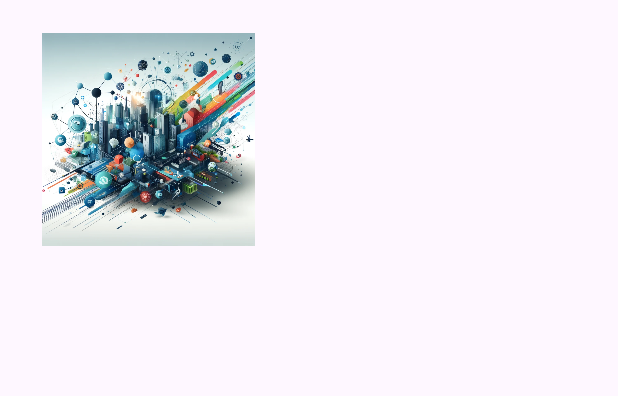
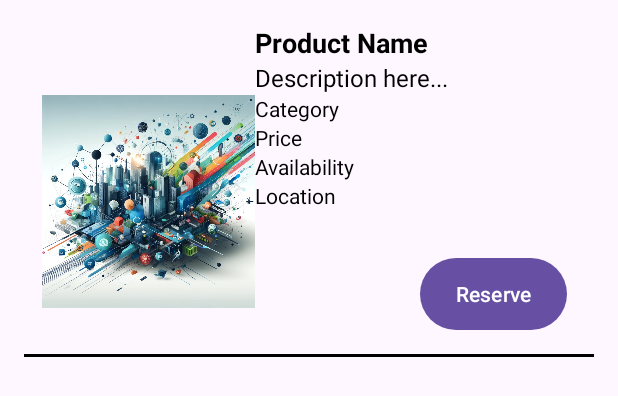
Before and after one commit to iir-projets/Online-Booking-Service, an Android app: the layout product_item.xml on its own in the app's theme, with its tools: preview values and no code run, on a phone screen of 412 x 824 dp. Shown: the top 396 px of the screen. Run offline under Robolectric (Android 15) with nearby library versions, the phone set to English and light mode, and no system bars.

Commit message:
ajou de l' option de réservation  avec l' historyque et modification dans le design de laffichage de linterface des product

```diff
--- a/Online-Booking-Service/Android/ProjectServices/app/src/main/res/layout/product_item.xml
+++ b/Online-Booking-Service/Android/ProjectServices/app/src/main/res/layout/product_item.xml
@@ -5,8 +5,7 @@
     android:layout_width="match_parent"
     android:layout_height="wrap_content"
     android:padding="16dp"
-    tools:layout_editor_absoluteX="107dp"
-    tools:layout_editor_absoluteY="0dp">
+    tools:context=".ProductDetailActivity">
 
     <ImageView
         android:id="@+id/productImage"
@@ -14,82 +13,93 @@
         android:layout_height="236dp"
         android:layout_marginStart="12dp"
         android:src="@drawable/b"
-        app:layout_constraintBottom_toBottomOf="@+id/productLocation"
         app:layout_constraintStart_toStartOf="parent"
-        app:layout_constraintTop_toTopOf="@+id/productName" />
+        app:layout_constraintTop_toTopOf="parent" />
+
+    <TextView
+        android:id="@+id/productName"
+        android:layout_width="0dp"
+        android:layout_height="wrap_content"
+        android:text="Product Name"
+        android:textColor="@color/black"
+        android:textSize="18sp"
+        android:textStyle="bold"
+        app:layout_constraintStart_toEndOf="@id/productImage"
+        app:layout_constraintTop_toTopOf="@id/productImage"
+        app:layout_constraintEnd_toEndOf="parent" />
+
+    <TextView
+        android:id="@+id/productDescription"
+        android:layout_width="0dp"
+        android:layout_height="wrap_content"
+        android:text="Description here..."
+        android:textColor="@color/black"
+        android:textSize="16sp"
+        app:layout_constraintStart_toStartOf="@id/productName"
+        app:layout_constraintTop_toBottomOf="@id/productName" />
+
+    <TextView
+        android:id="@+id/productCategory"
+        android:layout_width="0dp"
+        android:layout_height="wrap_content"
+        android:text="Category"
+        android:textColor="@color/black"
+        android:textSize="14sp"
+        app:layout_constraintStart_toStartOf="@id/productDescription"
+        app:layout_constraintTop_toBottomOf="@id/productDescription" />
+
+    <TextView
+        android:id="@+id/productPrice"
+        android:layout_width="0dp"
+        android:layout_height="wrap_content"
+        android:text="Price"
+        android:textColor="@color/black"
+        android:textSize="14sp"
+        app:layout_constraintStart_toStartOf="@id/productCategory"
+        app:layout_constraintTop_toBottomOf="@id/productCategory" />
 
     <TextView
         android:id="@+id/productAvailability"
         android:layout_width="0dp"
         android:layout_height="wrap_content"
-        android:layout_marginTop="8dp"
+        android:text="Availability"
         android:textColor="@color/black"
         android:textSize="14sp"
-        app:layout_constraintEnd_toEndOf="parent"
-        app:layout_constraintHorizontal_bias="0.0"
-        app:layout_constraintStart_toEndOf="@id/productImage"
+        app:layout_constraintStart_toStartOf="@id/productPrice"
         app:layout_constraintTop_toBottomOf="@id/productPrice" />
-
-    <TextView
-        android:id="@+id/productPrice"
-        android:layout_width="0dp"
-        android:layout_height="wrap_content"
-        android:layout_marginTop="4dp"
-        android:textColor="@color/black"
-        android:textSize="14sp"
-        app:layout_constraintEnd_toEndOf="parent"
-        app:layout_constraintHorizontal_bias="0.0"
-        app:layout_constraintStart_toEndOf="@id/productImage"
-        app:layout_constraintTop_toBottomOf="@id/productCategory" />
-
-    <TextView
-        android:id="@+id/productCategory"
-        android:layout_width="0dp"
-        android:layout_height="wrap_content"
-        android:layout_marginTop="4dp"
-        android:textColor="@color/black"
-        android:textSize="14sp"
-        app:layout_constraintEnd_toEndOf="parent"
-        app:layout_constraintHorizontal_bias="0.0"
-        app:layout_constraintStart_toEndOf="@id/productImage"
-        app:layout_constraintTop_toBottomOf="@id/productDescription" />
-
-    <TextView
-        android:id="@+id/productDescription"
-        android:layout_width="0dp"
-        android:layout_height="wrap_content"
-        android:layout_marginTop="4dp"
-        android:textColor="@color/black"
-        android:textSize="16sp"
-        app:layout_constraintEnd_toEndOf="parent"
-        app:layout_constraintHorizontal_bias="0.0"
-        app:layout_constraintStart_toEndOf="@id/productImage"
-        app:layout_constraintTop_toBottomOf="@id/productName" />
-
-    <TextView
-        android:id="@+id/productName"
-        android:layout_width="0dp"
-        android:layout_height="wrap_content"
-        android:textColor="@color/black"
-        android:textSize="18sp"
-        android:textStyle="bold"
-        app:layout_constraintEnd_toEndOf="parent"
-        app:layout_constraintHorizontal_bias="0.0"
-        app:layout_constraintStart_toEndOf="@id/productImage"
-        tools:layout_editor_absoluteY="79dp" />
 
     <TextView
         android:id="@+id/productLocation"
         android:layout_width="0dp"
         android:layout_height="wrap_content"
-        android:layout_marginTop="8dp"
+        android:text="Location"
         android:textColor="@color/black"
         android:textSize="14sp"
-        app:layout_constraintEnd_toEndOf="parent"
-        app:layout_constraintHorizontal_bias="0.0"
-        app:layout_constraintStart_toEndOf="@id/productImage"
+        app:layout_constraintStart_toStartOf="@id/productAvailability"
         app:layout_constraintTop_toBottomOf="@id/productAvailability" />
 
-    <!-- Nouveau TextView pour l'emplacement du produit -->
+    <Button
+        android:id="@+id/btnReserve"
+        android:layout_width="wrap_content"
+        android:layout_height="wrap_content"
+        android:layout_marginTop="32dp"
+        android:layout_marginEnd="18dp"
+        android:background="@drawable/btn_bg"
+        android:text="@string/reserve"
+        app:layout_constraintEnd_toEndOf="parent"
+        app:layout_constraintHorizontal_bias="1.0"
+        app:layout_constraintStart_toStartOf="@id/productLocation"
+        app:layout_constraintTop_toBottomOf="@id/productLocation" />
+
+    <!-- Margin divider -->
+    <View
+        android:id="@+id/marginDivider"
+        android:layout_width="match_parent"
+        android:layout_height="2dp"
+        android:background="@color/black"
+        app:layout_constraintTop_toBottomOf="@id/btnReserve"
+        app:layout_constraintStart_toStartOf="parent"
+        app:layout_constraintEnd_toEndOf="parent"
+        android:layout_marginTop="16dp" />
 
 </androidx.constraintlayout.widget.ConstraintLayout>
--- a/Online-Booking-Service/Android/ProjectServices/app/src/main/res/values/strings.xml
+++ b/Online-Booking-Service/Android/ProjectServices/app/src/main/res/values/strings.xml
@@ -17,4 +17,5 @@
     <string name="titre">Titre :</string>
     <string name="formulaire">Formulaire</string>
     <string name="return_to_products">Return to Products</string>
+    <string name="reserve">Reserve</string>
 </resources>
```
Also changed, not shown: Online-Booking-Service/Android/ProjectServices/app/src/main/java/com/example/projectservices/ProductActivity.java (+50 -14 lines), Online-Booking-Service/Android/ProjectServices/app/src/main/java/com/example/projectservices/ProductAdapter.java (+35 -63 lines), Online-Booking-Service/Android/ProjectServices/app/src/main/res/drawable/product_border.xml (added, +9 -0 lines), Online-Booking-Service/Android/ProjectServices/app/src/main/res/layout/activity_product.xml (+12 -11 lines).
